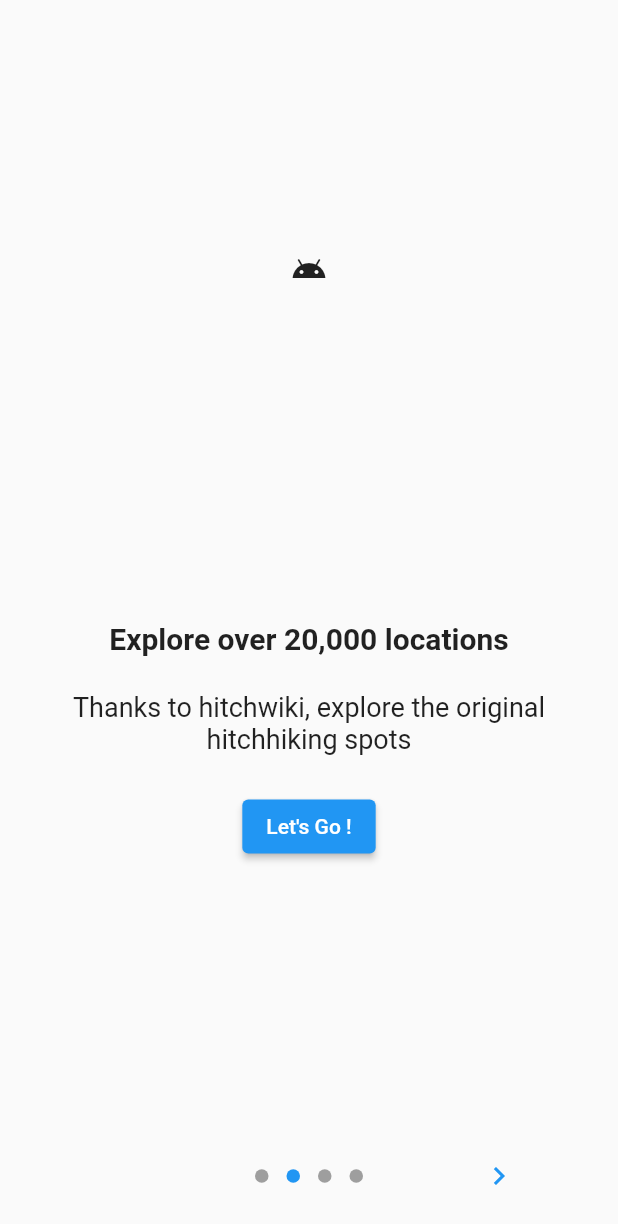
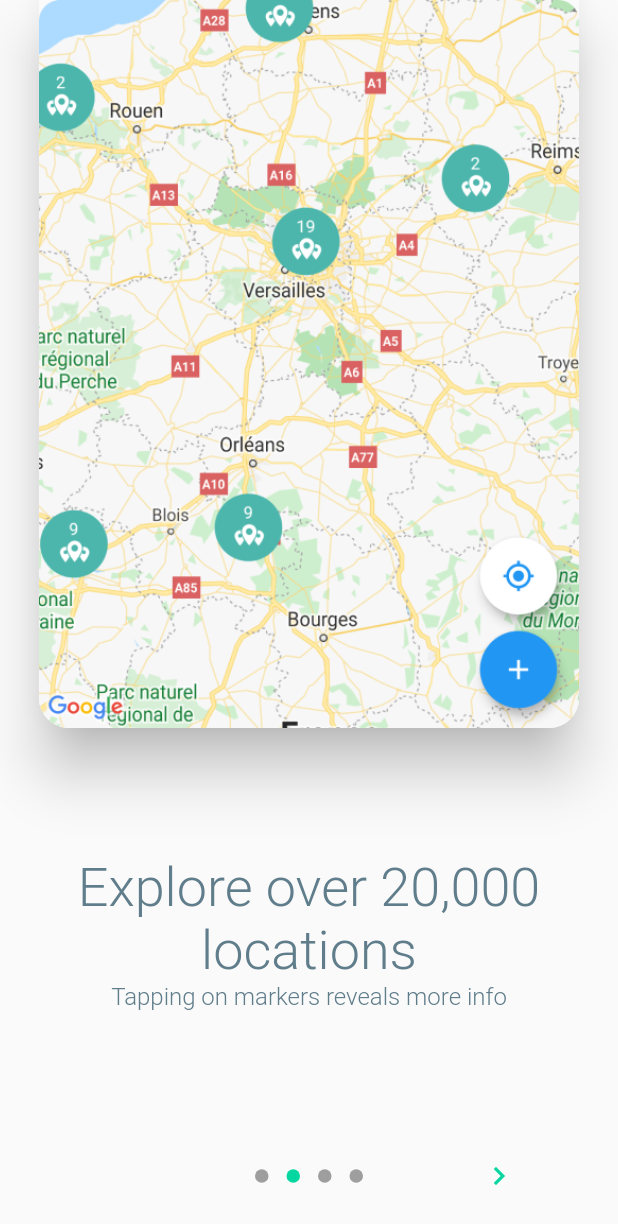
Before and after one commit to dca123/hitchspots, a Flutter app: the screen it shows after launch, after a tap on the "navigate next" icon, on a phone screen of 412 x 824 dp. Shown: the top 1224 px of the screen. Run offline on Flutter 3.47's test engine with Material 2 defaults, Android fonts, the phone set to English and light mode, and no system bars; drawn by our look-alikes of introduction_screen; our stand-ins replace auto_size_text, cloud_firestore, device_preview, dio, firebase_auth, firebase_core and 11 more; missing offline and left inert: geoflutterfire2, google_maps_cluster_manager; accounts and stored records are empty.

Commit message:
feat(lib/onboard_page): :sparkles: Improved responsiveness of the onboarding page

```diff
--- a/lib/main.dart
+++ b/lib/main.dart
@@ -8,8 +8,11 @@ import 'pages/home_page.dart';
 void main() async {
   // runApp(ProviderWrapper());
   runApp(
-    ProviderWrapper(
-      app: HitchSpotApp(),
+    DevicePreview(
+      enabled: false,
+      builder: (context) => ProviderWrapper(
+        app: HitchSpotApp(),
+      ),
     ),
   );
 }
@@ -28,6 +31,7 @@ class HitchSpotApp extends StatelessWidget {
         builder: DevicePreview.appBuilder,
         theme: ThemeData(
           primarySwatch: Colors.blue,
+          accentColor: Color.fromRGBO(6, 214, 160, 1),
         ),
         home: FirstRunWrapper(homePage: HomePage()),
       ),
--- a/lib/pages/home_page.dart
+++ b/lib/pages/home_page.dart
@@ -284,18 +284,20 @@ class HomePageState extends State<HomePage> with TickerProviderStateMixin {
 
     TextPainter painter = TextPainter(textDirection: TextDirection.ltr);
     painter.text = TextSpan(
-        text: text,
-        style: TextStyle(
-          color: Colors.white,
-          fontSize: Theme.of(context).textTheme.headline4?.fontSize,
-        ));
+      text: text,
+      style: TextStyle(
+        color: Colors.white,
+        fontSize: 30,
+        fontWeight: FontWeight.w400,
+      ),
+    );
     painter.layout();
     painter.paint(
       canvas,
       // Offset.zero,
       Offset(
         width / 2 - painter.width / 2,
-        width / 3.15 - painter.height / 2,
+        width / 3.25 - painter.height / 2,
       ),
     );
 
--- a/lib/pages/onboard_page.dart
+++ b/lib/pages/onboard_page.dart
@@ -1,5 +1,8 @@
+import 'package:auto_size_text/auto_size_text.dart';
 import 'package:flutter/material.dart';
+import 'package:hitchspots/pages/home_page.dart';
 import 'package:introduction_screen/introduction_screen.dart';
+import 'package:shared_preferences/shared_preferences.dart';
 
 class OnboardingPage extends StatefulWidget {
   OnboardingPage({Key? key}) : super(key: key);
@@ -9,82 +12,130 @@ class OnboardingPage extends StatefulWidget {
 }
 
 class _OnboardingPageState extends State<OnboardingPage> {
-  @override
-  Widget build(BuildContext context) {
-    List<PageViewModel> introPages = [
+  TextStyle headline1() => TextStyle(
+        fontSize: 64,
+        fontWeight: FontWeight.w300,
+        color: Theme.of(context).accentColor,
+      );
+  TextStyle headline2() => TextStyle(
+        fontSize: 36,
+        fontWeight: FontWeight.w300,
+        color: Colors.blueGrey,
+      );
+  TextStyle headline3() => TextStyle(
+        fontSize: 16,
+        fontWeight: FontWeight.w300,
+        color: Colors.blueGrey,
+      );
+
+  PageViewModel _pageViewModelCreator({
+    required String title,
+    required String image,
+    String? body,
+  }) =>
       PageViewModel(
-        reverse: true,
-        titleWidget: Padding(
-          padding: const EdgeInsets.only(top: 16.0),
-          child: Text(
-            "Welcome to HitchSpots",
-            style: TextStyle(
-                fontSize: 64, fontWeight: FontWeight.w200, color: Colors.blue),
+        decoration: PageDecoration(
+          bodyFlex: 2,
+          imageFlex: 4,
+          bodyAlignment: Alignment.center,
+          imageAlignment: Alignment.topCenter,
         ),
-        ),
-        bodyWidget: Column(
+        body: "",
+        titleWidget: Container(
+          child: Column(
             children: [
               Text(
-              "",
-              style: TextStyle(
-                fontSize: 20,
-                fontWeight: FontWeight.w300,
-              ),
+                title,
+                style: headline2(),
+                textAlign: TextAlign.center,
               ),
               Text(
-              "",
-              style: TextStyle(
-                fontSize: 20,
-                fontWeight: FontWeight.w300,
-              ),
+                body ?? "",
+                style: headline3(),
+                textAlign: TextAlign.center,
               )
             ],
           ),
-        image: const Center(
-          child: Icon(Icons.android),
+        ),
+        image: Material(
+          elevation: 16,
+          borderRadius: BorderRadius.only(
+            bottomLeft: Radius.circular(20),
+            bottomRight: Radius.circular(20),
+          ),
+          clipBehavior: Clip.antiAlias,
+          child: Container(
+            child: Image.asset("assets/onboarding/$image.png"),
           ),
         ),
+      );
+
+  List<PageViewModel> introPages(context) => [
         PageViewModel(
-        title: "Explore over 20,000 locations",
-        body: "Thanks to hitchwiki, explore the original hitchhiking spots",
-        image: const Center(child: Icon(Icons.android)),
-        footer: ElevatedButton(
-          onPressed: () {
-            // On button presed
-          },
-          child: const Text("Let's Go !"),
+          reverse: true,
+          decoration: PageDecoration(
+            bodyAlignment: Alignment.bottomCenter,
+            bodyFlex: 2,
+            imageFlex: 4,
+          ),
+          titleWidget: Center(
+            child: Container(
+              child: AutoSizeText(
+                "Welcome to HitchSpots",
+                maxLines: 2,
+                textAlign: TextAlign.center,
+                style: headline1(),
               ),
             ),
-      PageViewModel(
-        title: "Share new locations with us",
-        body: "Thanks to hitchwiki, explore the original hitchhiking spots",
-        image: const Center(child: Icon(Icons.android)),
-        footer: ElevatedButton(
-          onPressed: () {
-            // On button presed
-          },
-          child: const Text("Let's Go !"),
+          ),
+          body: "",
+          image: Center(
+            child: Image.asset(
+              "assets/onboarding/person_1.png",
+              fit: BoxFit.cover,
             ),
           ),
-      PageViewModel(
-        title: "Or contribute to existing spots",
-        body: "Thanks to hitchwiki, explore the original hitchhiking spots",
-        image: const Center(child: Icon(Icons.android)),
-        footer: ElevatedButton(
-          onPressed: () {
-            // On button presed
+        ),
+        _pageViewModelCreator(
+            title: "Explore over 20,000 locations",
+            body: "Tapping on markers reveals more info",
+            image: "screencap_2"),
+        _pageViewModelCreator(
+            title: "Share new locations with other hitchhikers",
+            image: "screencap_2"),
+        _pageViewModelCreator(
+            title: "Contribute to existing locations", image: "screencap_3"),
+      ];
+
+  @override
+  Widget build(BuildContext context) {
+    return IntroductionScreen(
+      pages: introPages(context),
+      initialPage: 0,
+      done: Text(
+        "Get Started",
+        style: TextStyle(
+          fontWeight: FontWeight.w600,
+          color: Theme.of(context).accentColor,
+        ),
+      ),
+      onDone: () async {
+        // When done button is press
+        SharedPreferences prefs = await SharedPreferences.getInstance();
+        await prefs.setBool('isFirstRun', false);
+        Navigator.of(context).pushReplacement(
+          MaterialPageRoute(builder: (context) {
+            return HomePage();
+          }),
+        );
       },
-          child: const Text("Let's Go !"),
+      next: const Icon(
+        Icons.navigate_next,
+        color: Color.fromRGBO(6, 214, 160, 1),
       ),
-      )
-    ];
-    return IntroductionScreen(
-      pages: introPages,
-      done: const Text("Done", style: TextStyle(fontWeight: FontWeight.w600)),
-      onDone: () {
-        // When done button is press
-      },
-      next: const Icon(Icons.navigate_next),
+      dotsDecorator: DotsDecorator(
+        activeColor: Theme.of(context).accentColor,
+      ),
     );
   }
 }
--- a/pubspec.yaml
+++ b/pubspec.yaml
@@ -9,6 +9,7 @@ dependencies:
   flutter:
     sdk: flutter
   animations: ^2.0.0
+  auto_size_text: ^3.0.0-nullsafety.0
   cloud_firestore: ^2.0.0
   cupertino_icons: ^1.0.2
   dio: ^4.0.0
@@ -57,6 +58,7 @@ flutter:
   assets:
     - assets/icons/
     - assets/locations/
+    - assets/onboarding/
 
 flutter_icons:
   android: true
```
Also changed, not shown: pubspec.lock. Lines whose indentation alone changed are shown as unchanged.
